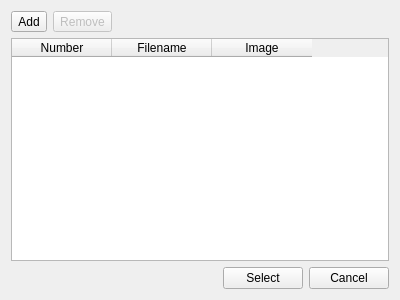
First picture: the form in src/ui/imagestorage.ui, repository etengabeko/etwas, before the edit.
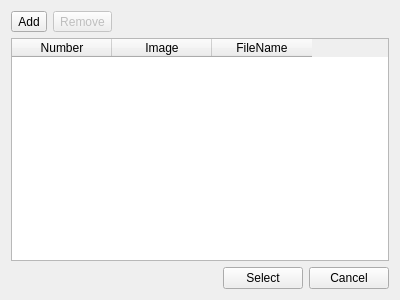
Second picture: the form after the edit.

Commit message: Add: load images.

Patch:
```diff
--- a/src/ui/imagestorage.ui
+++ b/src/ui/imagestorage.ui
@@ -57,12 +57,12 @@
      </column>
      <column>
       <property name="text">
-       <string>Filename</string>
+       <string>Image</string>
       </property>
      </column>
      <column>
       <property name="text">
-       <string>Image</string>
+       <string>FileName</string>
       </property>
      </column>
     </widget>
```
The commit also changes 10 other files.
